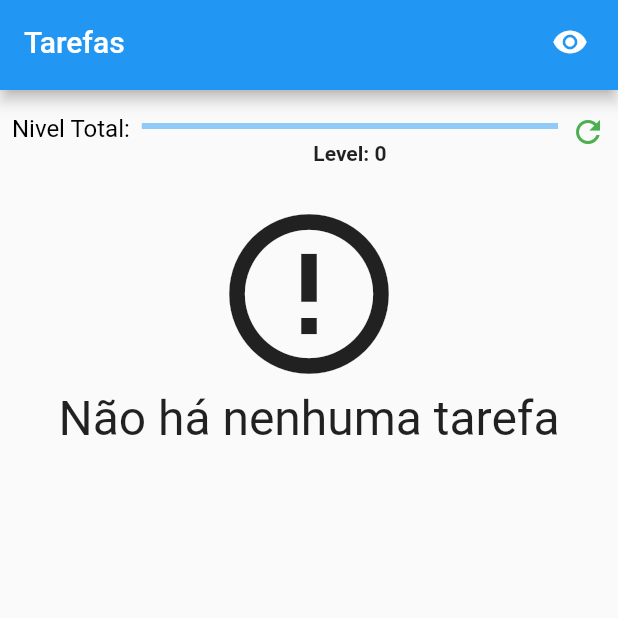
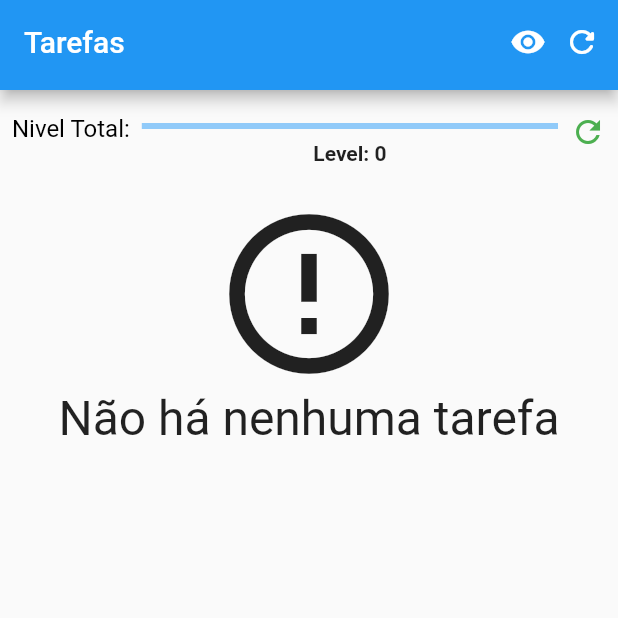
Before and after one commit to BrunnoBird/alura-primeiro_app_flutter, a Flutter app: the screen it shows after launch, on a phone screen of 412 x 824 dp, the top half of it. Run offline on Flutter 3.47's test engine with Material 2 defaults, Android fonts, the phone set to English and light mode, and no system bars; our stand-ins replace sqflite; accounts and stored records are empty.

```diff
--- a/lib/components/appbar.dart
+++ b/lib/components/appbar.dart
@@ -3,10 +3,12 @@ import 'package:flutter/material.dart';
 
 class AppBarCustom extends StatefulWidget {
   final VoidCallback onTapIcon;
+  final VoidCallback onRefreshScreen;
 
   const AppBarCustom({
     Key? key,
     required this.onTapIcon,
+    required this.onRefreshScreen,
   }) : super(key: key);
 
   @override
@@ -18,12 +20,13 @@ class _AppBarCustomState extends State<AppBarCustom> {
   Widget build(BuildContext context) {
     return AppBar(
       actions: [
-        Padding(
-          padding: const EdgeInsets.only(right: 20.0),
-          child: InkWell(
-            onTap: widget.onTapIcon,
-            child: const Icon(Icons.remove_red_eye),
-          ),
+        InkWell(
+          onTap: widget.onTapIcon,
+          child: const Icon(Icons.remove_red_eye),
+        ),
+        IconButton(
+          onPressed: widget.onRefreshScreen,
+          icon: const Icon(Icons.refresh_rounded),
         ),
       ],
       title: const Text('Tarefas'),
--- a/lib/data/task_inherited.dart
+++ b/lib/data/task_inherited.dart
@@ -1,55 +1,55 @@
-import 'package:flutter/material.dart';
-import 'package:primeiro_projeto_alura/components/task.dart';
-//Gerenciador de Estados.
-
-class TaskInherited extends InheritedWidget {
-  TaskInherited({super.key, required this.child}) : super(child: child);
-
-  final List<Task> taskList = [
-    Task(
-      name: 'Aprender Flutter',
-      photo: 'assets/images/dash.png',
-      difficulty: 3,
-    ),
-    Task(
-        name: 'Andar de Bike', photo: 'assets/images/bike.webp', difficulty: 2),
-    Task(
-      name: 'Meditar',
-      photo: 'assets/images/meditar.jpeg',
-      difficulty: 5,
-    ),
-    Task(
-      name: 'Ler',
-      photo: 'assets/images/livro.jpg',
-      difficulty: 4,
-    ),
-    Task(
-      name: 'Jogar',
-      photo: 'assets/images/jogar.jpg',
-      difficulty: 1,
-    ),
-  ];
-
-  void newTask(String name, String photo, int difficulty) {
-    taskList.add(
-      Task(
-        name: name,
-        photo: photo,
-        difficulty: difficulty,
-      ),
-    );
-  }
-
-  final Widget child;
-
-  static TaskInherited? of(BuildContext context) {
-    return context.dependOnInheritedWidgetOfExactType<TaskInherited>();
-  }
-
-  //Quem fica de olho no estado e notifica mudanças de estado.
-  @override
-  bool updateShouldNotify(TaskInherited oldWidget) {
-    //Acesso no estado anterior e estado novo.
-    return oldWidget.taskList.length != taskList.length;
-  }
-}
+// import 'package:flutter/material.dart';
+// import 'package:primeiro_projeto_alura/components/task.dart';
+// //Gerenciador de Estados.
+//
+// class TaskInherited extends InheritedWidget {
+//   TaskInherited({super.key, required this.child}) : super(child: child);
+//
+//   final List<Task> taskList = [
+//     Task(
+//       name: 'Aprender Flutter',
+//       photo: 'assets/images/dash.png',
+//       difficulty: 3,
+//     ),
+//     Task(
+//         name: 'Andar de Bike', photo: 'assets/images/bike.webp', difficulty: 2),
+//     Task(
+//       name: 'Meditar',
+//       photo: 'assets/images/meditar.jpeg',
+//       difficulty: 5,
+//     ),
+//     Task(
+//       name: 'Ler',
+//       photo: 'assets/images/livro.jpg',
+//       difficulty: 4,
+//     ),
+//     Task(
+//       name: 'Jogar',
+//       photo: 'assets/images/jogar.jpg',
+//       difficulty: 1,
+//     ),
+//   ];
+//
+//   void newTask(String name, String photo, int difficulty) {
+//     taskList.add(
+//       Task(
+//         name: name,
+//         photo: photo,
+//         difficulty: difficulty,
+//       ),
+//     );
+//   }
+//
+//   final Widget child;
+//
+//   static TaskInherited? of(BuildContext context) {
+//     return context.dependOnInheritedWidgetOfExactType<TaskInherited>();
+//   }
+//
+//   //Quem fica de olho no estado e notifica mudanças de estado.
+//   @override
+//   bool updateShouldNotify(TaskInherited oldWidget) {
+//     //Acesso no estado anterior e estado novo.
+//     return oldWidget.taskList.length != taskList.length;
+//   }
+// }
--- a/lib/main.dart
+++ b/lib/main.dart
@@ -19,10 +19,8 @@ class MyApp extends StatelessWidget {
       theme: ThemeData(
         primarySwatch: Colors.blue,
       ),
-      home: TaskInherited(
-        child: TotalLevelInherited(
-          child: const InitialScreen(),
-        ),
+      home: TotalLevelInherited(
+        child: const InitialScreen(),
       ),
     );
   }
--- a/lib/screens/initial_screen.dart
+++ b/lib/screens/initial_screen.dart
@@ -23,6 +23,7 @@ class _InitialScreenState extends State<InitialScreen> {
       appBar: PreferredSize(
         preferredSize: const Size.fromHeight(60.0),
         child: AppBarCustom(
+          onRefreshScreen: () => setState(() {}),
           onTapIcon: () => {
             setState(() {
               opacityTask = !opacityTask;
@@ -114,7 +115,7 @@ class _InitialScreenState extends State<InitialScreen> {
                 taskContext: context,
               ),
             ),
-          );
+          ).then((value) => setState(() {}));
         },
         child: const Icon(
           Icons.add,
```
Also changed, not shown: lib/components/task.dart (+26 -0 lines), lib/screens/form_screen.dart (+8 -4 lines).
